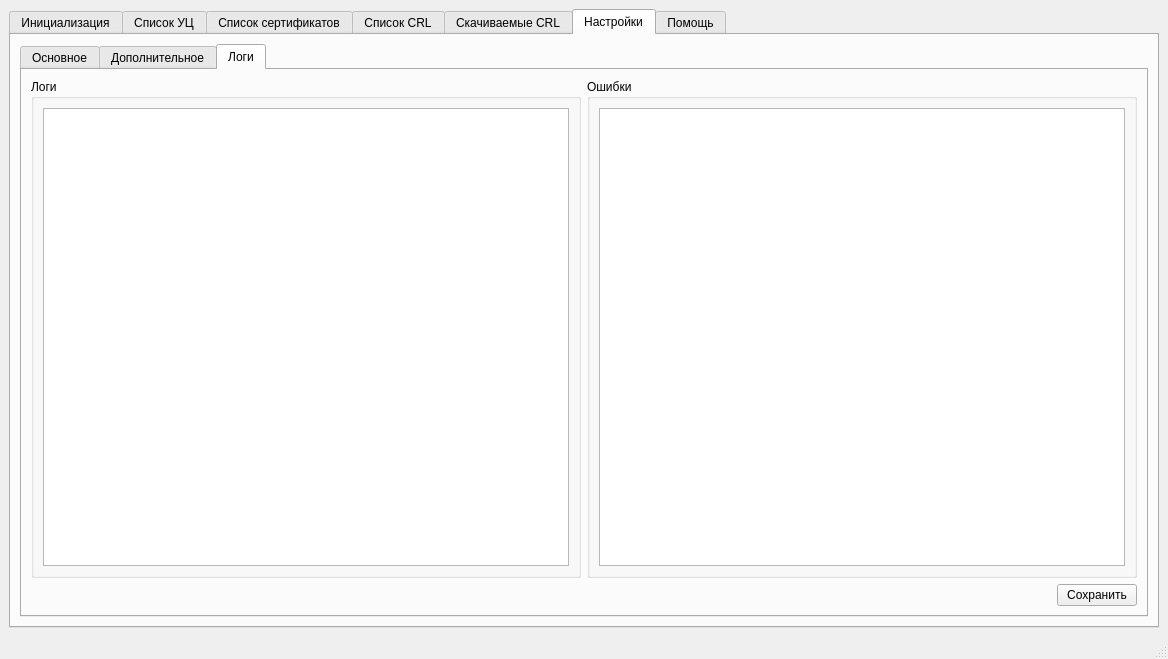
The window that main.ui (MrSaerus/E-TrustCRLparsing) describes before a commit, drawn with Qt 5.
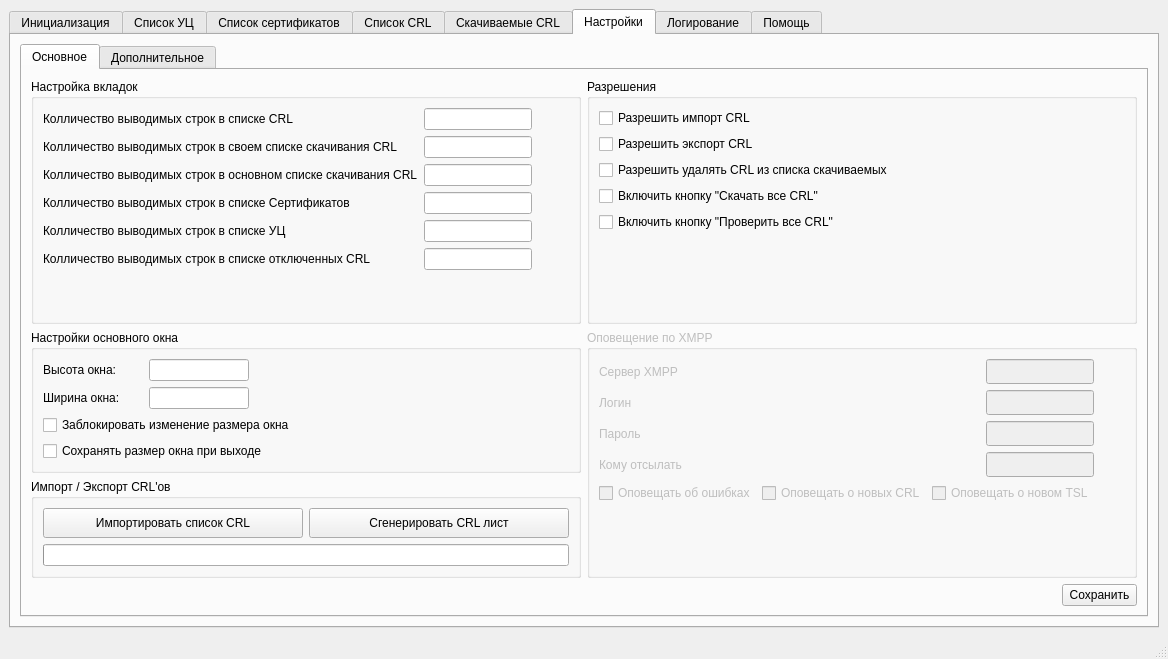
The same window after the commit. The open tabs and pages were chosen to show the change.

Commit message: Updated the log system, updated the ui, moved the log tab, added a new log

```diff
--- a/main.ui
+++ b/main.ui
@@ -16,7 +16,7 @@
   </property>
   <widget class="QWidget" name="centralwidget">
    <layout class="QVBoxLayout" name="verticalLayout_12">
-    <item>
+    <item alignment="Qt::AlignTop">
      <widget class="QTabWidget" name="tabWidget">
       <property name="currentIndex">
        <number>0</number>
@@ -3246,25 +3246,25 @@
             </item>
            </layout>
           </widget>
-          <widget class="QWidget" name="tab_13">
+         </widget>
+        </item>
+       </layout>
+      </widget>
+      <widget class="QWidget" name="tab_11">
            <attribute name="title">
-            <string>Логи</string>
-           </attribute>
-           <layout class="QVBoxLayout" name="verticalLayout_61">
+        <string>Логирование</string>
+       </attribute>
+       <layout class="QVBoxLayout" name="verticalLayout_9">
             <item>
-             <layout class="QVBoxLayout" name="verticalLayout_60">
-              <item>
-               <layout class="QHBoxLayout" name="horizontalLayout_46">
-                <item>
-                 <layout class="QVBoxLayout" name="verticalLayout_65">
-                  <item>
-                   <widget class="QGroupBox" name="groupBox_9">
-                    <property name="title">
-                     <string>Логи</string>
-                    </property>
-                    <layout class="QVBoxLayout" name="verticalLayout_71">
-                     <item>
-                      <layout class="QVBoxLayout" name="verticalLayout_67">
+         <widget class="QTabWidget" name="tabWidget_4">
+          <property name="currentIndex">
+           <number>0</number>
+          </property>
+          <widget class="QWidget" name="tab_15">
+           <attribute name="title">
+            <string>Работа программы</string>
+           </attribute>
+           <layout class="QVBoxLayout" name="verticalLayout_24">
                        <item>
                         <widget class="QTextBrowser" name="textBrowser">
                          <property name="sizePolicy">
@@ -3276,22 +3276,22 @@
                         </widget>
                        </item>
                       </layout>
-                     </item>
-                    </layout>
-                   </widget>
-                  </item>
-                 </layout>
-                </item>
-                <item>
-                 <layout class="QVBoxLayout" name="verticalLayout_64">
-                  <item>
-                   <widget class="QGroupBox" name="groupBox_12">
-                    <property name="title">
+          </widget>
+          <widget class="QWidget" name="tab_16">
+           <attribute name="title">
+            <string>Скачивание</string>
+           </attribute>
+           <layout class="QVBoxLayout" name="verticalLayout_53">
+            <item>
+             <widget class="QTextBrowser" name="textBrowser_3"/>
+            </item>
+           </layout>
+          </widget>
+          <widget class="QWidget" name="tab_17">
+           <attribute name="title">
                      <string>Ошибки</string>
-                    </property>
-                    <layout class="QVBoxLayout" name="verticalLayout_73">
-                     <item>
-                      <layout class="QVBoxLayout" name="verticalLayout_69">
+           </attribute>
+           <layout class="QVBoxLayout" name="verticalLayout_26">
                        <item>
                         <widget class="QTextBrowser" name="textBrowser_2">
                          <property name="sizePolicy">
@@ -3299,24 +3299,6 @@
                            <horstretch>0</horstretch>
                            <verstretch>0</verstretch>
                           </sizepolicy>
-                         </property>
-                        </widget>
-                       </item>
-                      </layout>
-                     </item>
-                    </layout>
-                   </widget>
-                  </item>
-                 </layout>
-                </item>
-               </layout>
-              </item>
-             </layout>
-            </item>
-            <item alignment="Qt::AlignRight">
-             <widget class="QPushButton" name="pushButton_24">
-              <property name="text">
-               <string>Сохранить</string>
               </property>
              </widget>
             </item>
```
Left out of the diff: 2 changed lines with no effect on the pictures. Lines whose indentation alone changed are shown as unchanged. The commit also changes 2 other files.
